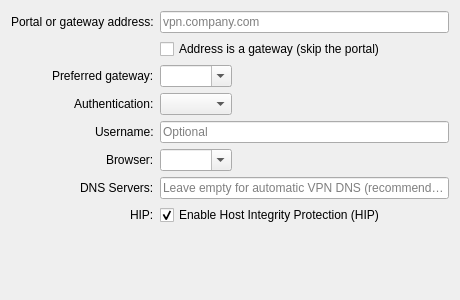
Qt form plugins/plasma/gpclientwidget.ui (WMP/GlobalProtect-SAML-NetworkManager) before a commit.
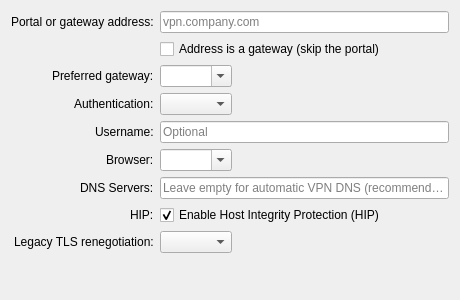
The same form after that commit.

Commit message: service: work around portals needing legacy TLS renegotiation (#2)

```diff
--- a/plugins/plasma/gpclientwidget.ui
+++ b/plugins/plasma/gpclientwidget.ui
@@ -146,6 +146,22 @@
      </property>
     </widget>
    </item>
+   <item row="8" column="0">
+    <widget class="QLabel" name="fixOpensslLabel">
+     <property name="text">
+      <string>Legacy TLS renegotiation:</string>
+     </property>
+    </widget>
+   </item>
+   <item row="8" column="1">
+    <widget class="QComboBox" name="fixOpensslComboBox">
+     <property name="toolTip">
+      <string>Portals with an old TLS stack need renegotiation that OpenSSL 3 refuses by default.
+Automatic: retry once with the workaround when the portal asks for it, and switch this setting to "Always on" afterwards, so the failed first attempt does not repeat.</string>
+     </property>
+     <!-- Items are added programmatically (auto / true / false) -->
+    </widget>
+   </item>
    <item row="7" column="1">
     <widget class="QCheckBox" name="hipCheckBox">
      <property name="text">
```
The commit also changes 11 other files.
